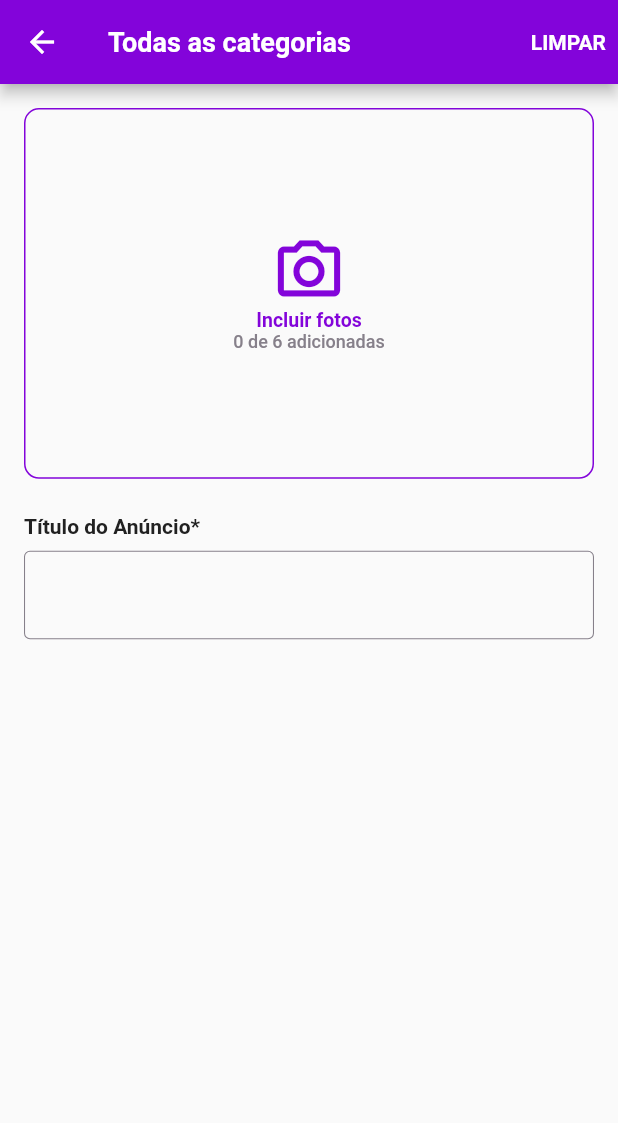
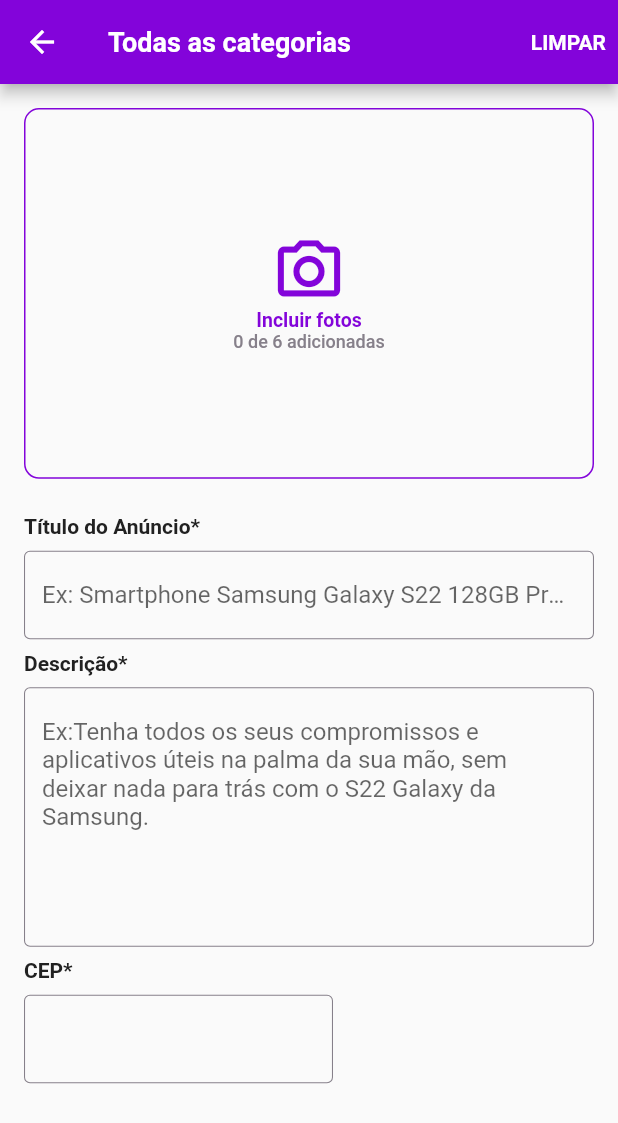
Before and after one commit to lucasgbezerra/olx-clone, a Flutter app: the screen it shows after launch, on a phone screen of 412 x 824 dp. Shown: the top 1123 px of the screen. Run offline on Flutter 3.47's test engine with Material 2 defaults, Android fonts, the phone set to English and light mode, and no system bars; our stand-ins replace google_fonts.

Commit message:
Add novos campos

```diff
--- a/lib/screens/login_page.dart
+++ b/lib/screens/login_page.dart
@@ -55,9 +55,12 @@ class LoginPage extends StatelessWidget {
             //     style: AppTextStyles.blackMidBoldText,
             //   ),
             // ),
-            InputTextWidget(title:"E-mail", controller: emailController),
-
-            InputPasswordWidget(isObscure: true, controller: passwordController,),
+            InputTextWidget(
+                title: "E-mail", controller: emailController, lines: 1),
+            InputPasswordWidget(
+              isObscure: true,
+              controller: passwordController,
+            ),
             RoundedButtonWidget(
               label: "Entrar",
               color: AppColors.orange,
--- a/lib/screens/register_announcement_page.dart
+++ b/lib/screens/register_announcement_page.dart
@@ -69,8 +69,26 @@ class RegisterAnnouncementPage extends StatelessWidget {
 
             InputTextWidget(
               title: "Título do Anúncio*",
+              // height: 30,
+              hintText: "Ex: Smartphone Samsung Galaxy S22 128GB Preto 5G",
+              lines: 1,
               controller: TextEditingController(),
-            )
+            ),
+            InputTextWidget(
+              title: "Descrição*",
+              // height: 30,
+              hintText:
+                  "Ex:Tenha todos os seus compromissos e aplicativos úteis na palma da sua mão, sem deixar nada para trás com o S22 Galaxy da Samsung.",
+              lines: 7,
+              controller: TextEditingController(),
+            ),
+            InputTextWidget(
+              title: "CEP*",
+              keyboardType: TextInputType.number,
+              width: size.width/2,
+              lines: 1,
+              controller: TextEditingController(),
+            ),
           ],
         ),
       ),
--- a/lib/widgets/inputs/input_text_widget.dart
+++ b/lib/widgets/inputs/input_text_widget.dart
@@ -5,8 +5,15 @@ import 'package:olx_clone/themes/app_text_styles.dart';
 class InputTextWidget extends StatelessWidget {
   final TextEditingController controller;
   final String title;
+  final int lines;
+  final String? hintText;
+  final TextInputType? keyboardType;
+  final double? width;
   const InputTextWidget(
-      {Key? key, required this.controller, required this.title})
+      {Key? key,
+      required this.controller,
+      required this.title,
+      required this.lines, this.hintText = "", this.keyboardType, this.width})
       : super(key: key);
 
   @override
@@ -21,9 +28,14 @@ class InputTextWidget extends StatelessWidget {
             style: AppTextStyles.blackMidBoldText,
           ),
         ),
-        TextField(
+        Container(
+          width: width,
+          child: TextField(
+            maxLines: lines,
+            keyboardType: keyboardType,
             controller: controller,
             decoration: InputDecoration(
+              hintText: hintText,
               enabledBorder: const OutlineInputBorder(
                 borderSide: BorderSide(
                   color: AppColors.grey,
@@ -38,6 +50,7 @@ class InputTextWidget extends StatelessWidget {
               ),
             ),
           ),
+        ),
       ],
     );
   }
```
Lines whose indentation alone changed are shown as unchanged.
